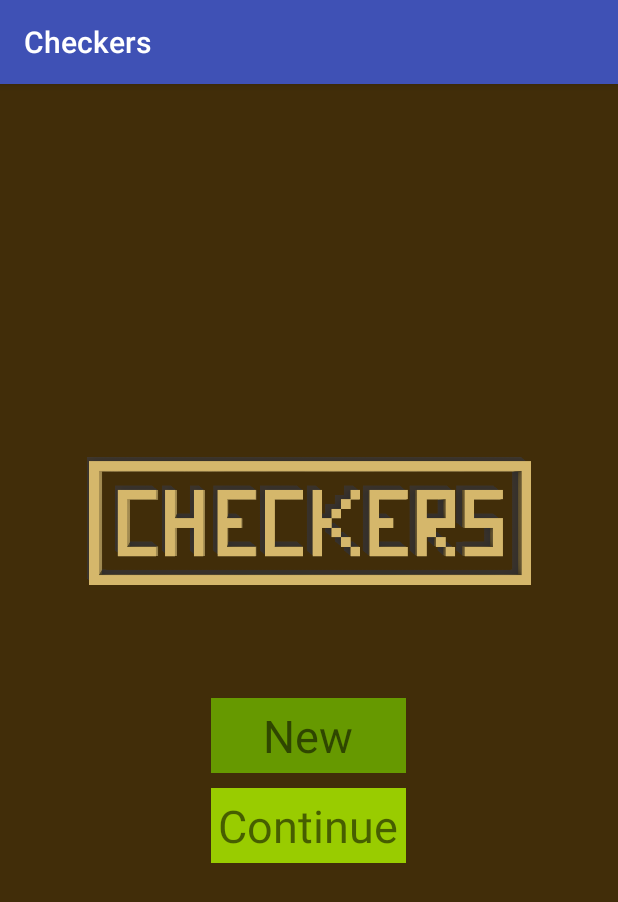
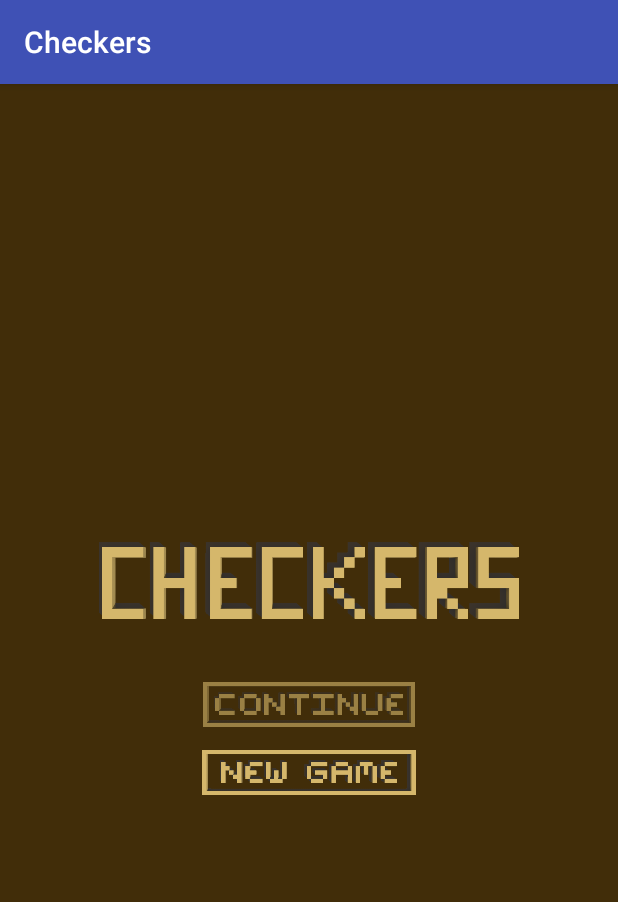
Before and after one commit to JosephGormley/Checkers, an Android app: the screen it shows after launch (MainActivity), on a phone screen of 412 x 824 dp. Shown: the top 902 px of the screen. Run offline under Robolectric (Android 15) with nearby library versions, the phone set to English and light mode, and no system bars.

Commit message:
Main Menu
Visualizations
Back-end cleanup

```diff
--- a/app/src/main/res/layout/activity_main.xml
+++ b/app/src/main/res/layout/activity_main.xml
@@ -19,56 +19,35 @@
             android:gravity="center"
             android:orientation="vertical">
 
-            <!-- THIS IS GOING TO BE AN IMAGEVIEW -->
+            <!-- TITLE -->
             <ImageView
-                android:layout_width="460dp"
-                android:layout_height="85dp"
-                android:layout_marginBottom="75dp"
+                android:layout_width="280dp"
+                android:layout_height="75dp"
+                android:layout_marginBottom="30dp"
                 android:gravity="center"
                 android:src="@drawable/menu_title" />
 
 
             <!-- NEW GAME BUTTON -->
-            <RelativeLayout
-                android:layout_width="130dp"
-                android:layout_height="50dp"
-                android:layout_marginBottom="10dp">
+            <ImageView
+                android:layout_width="145dp"
+                android:layout_height="30dp"
+                android:layout_marginBottom="15dp"
+                android:onClick="startGame"
+                android:src="@drawable/menu_continue_transparent" />
 
-                <ImageView
-                    android:layout_width="match_parent"
-                    android:layout_height="match_parent"
-                    android:onClick="startGame"
-                    android:src="@android:color/holo_green_dark" />
-
-                <TextView
-                    android:layout_width="match_parent"
-                    android:layout_height="match_parent"
-                    android:gravity="center"
-                    android:text="New"
-                    android:textSize="30sp" />
-
-            </RelativeLayout>
 
             <!-- CONTINUE GAME BUTTON -->
-            <RelativeLayout
-                android:layout_width="130dp"
-                android:layout_height="50dp">
+            <ImageView
+                android:layout_width="145dp"
+                android:layout_height="30dp"
+                android:onClick="startGame"
+                android:src="@drawable/menu_new_game" />
 
 
-                <ImageView
-                    android:layout_width="match_parent"
-                    android:layout_height="match_parent"
-                    android:src="@android:color/holo_green_light" />
-
-                <TextView
-                    android:layout_width="match_parent"
-                    android:layout_height="match_parent"
-                    android:gravity="center"
-                    android:text="Continue"
-                    android:textSize="30sp" />
-            </RelativeLayout>
 
         </LinearLayout>
+
 
     </RelativeLayout>
 
```
Also changed, not shown: app/src/main/java/com/example/joegormley/checkers/GameActivity.java (+24 -2 lines), app/src/main/java/com/example/joegormley/checkers/MainActivity.java (+27 -6 lines), app/src/main/java/com/example/joegormley/checkers/Piece.java (+7 -7 lines), app/src/main/res/drawable/menu_continue.png (added), app/src/main/res/drawable/menu_continue_transparent.png (added), app/src/main/res/drawable/menu_new_game.png (added), app/src/main/res/drawable/menu_title.png.
